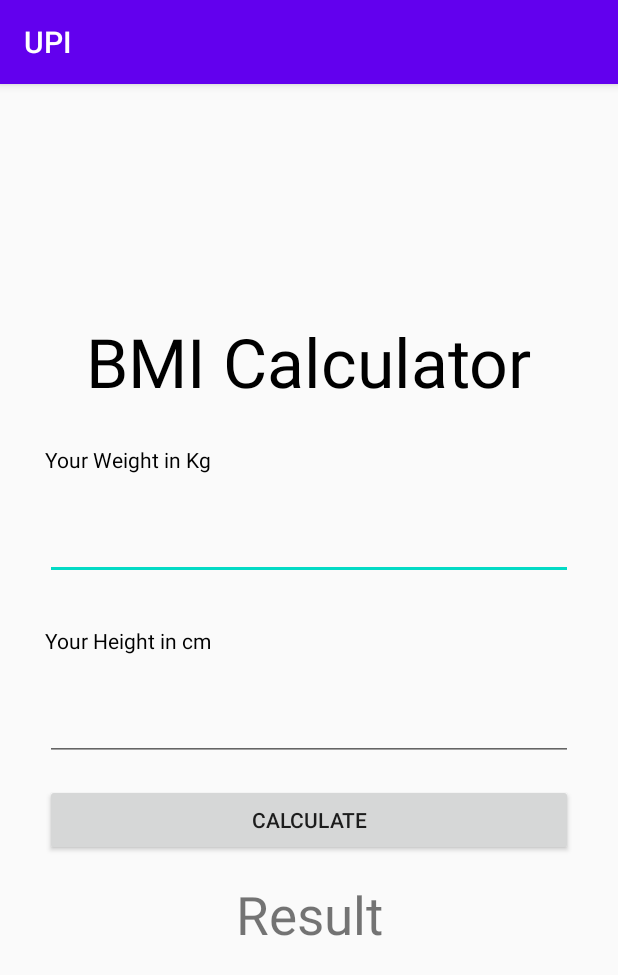
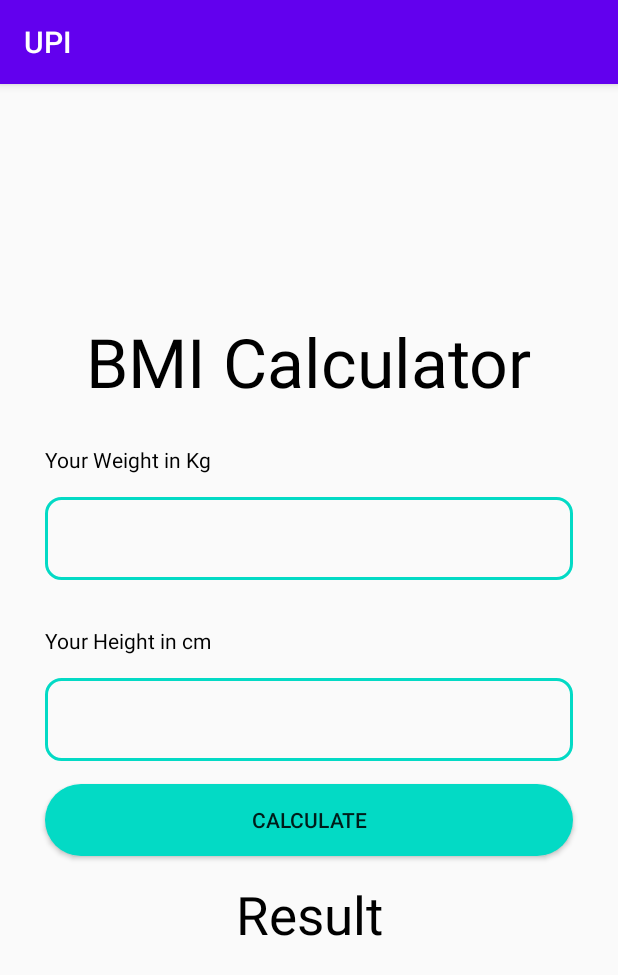
Before and after one commit to Mini-Project-GLAU-2020-21/Patient-s_Unique_Identification, an Android app: the Bmi screen opened directly, with no data from a screen before it, on a phone screen of 412 x 824 dp. Shown: the top 975 px of the screen. Run offline under Robolectric (Android 15) with nearby library versions, the phone set to English and light mode, and no system bars; Roboto replaces fonts that are not available here.

Commit message:
Initial Commit

```diff
--- a/app/src/main/res/layout/activity_bmi.xml
+++ b/app/src/main/res/layout/activity_bmi.xml
@@ -30,6 +30,7 @@
         android:padding="15dp"
         android:inputType="numberDecimal"
         android:layout_marginVertical="15dp"
+        android:background="@drawable/edit_bg"
         />
 
     <TextView
@@ -47,6 +48,7 @@
         android:layout_marginHorizontal="30dp"
         android:padding="15dp"
         android:inputType="numberDecimal"
+        android:background="@drawable/edit_bg"
         />
 
     <Button
@@ -55,6 +57,7 @@
         android:layout_marginVertical="15dp"
         android:layout_marginHorizontal="30dp"
         android:text="Calculate"
+        android:background="@drawable/btn_bg"
         />
     <TextView
         android:layout_width="match_parent"
@@ -62,6 +65,7 @@
         android:textAlignment="center"
         android:text="Result"
         android:textSize="35sp"
+        android:textColor="#000"
 
         />
     <TextView
```
